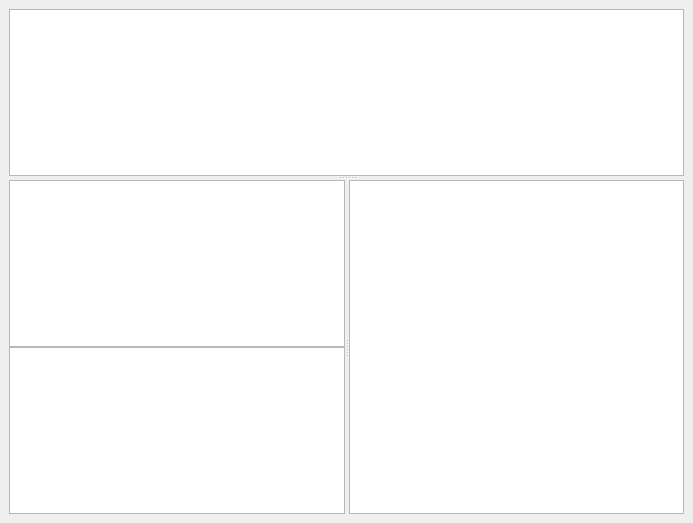
Old version of the form src/revsview.ui in the repository tibirna/qgit.
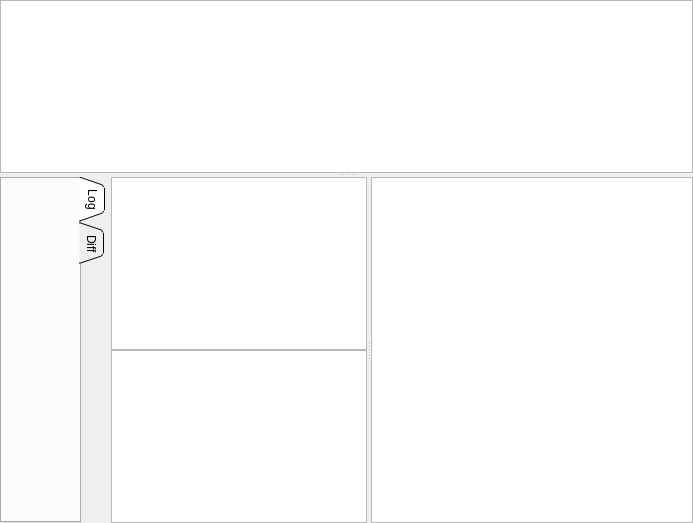
New version of the form. Custom widgets are drawn as their Qt base class.

Commit message:
Add a tab widget to log/diff pane
Just add infrastructure, tab widget is still hidden.

Diff of the .ui file:
```diff
--- a/src/revsview.ui
+++ b/src/revsview.ui
@@ -14,10 +14,10 @@
   </property>
   <layout class="QHBoxLayout" >
    <property name="margin" >
-    <number>9</number>
+    <number>0</number>
    </property>
    <property name="spacing" >
-    <number>6</number>
+    <number>0</number>
    </property>
    <item>
     <widget class="QSplitter" name="horizontalSplitter" >
@@ -54,6 +54,38 @@
       <property name="orientation" >
        <enum>Qt::Horizontal</enum>
       </property>
+      <widget class="QWidget" name="layoutWidget" >
+       <layout class="QHBoxLayout" >
+        <property name="margin" >
+         <number>0</number>
+        </property>
+        <property name="spacing" >
+         <number>6</number>
+        </property>
+        <item>
+         <widget class="QTabWidget" name="LogDiffTab" >
+          <property name="tabPosition" >
+           <enum>QTabWidget::East</enum>
+          </property>
+          <property name="tabShape" >
+           <enum>QTabWidget::Triangular</enum>
+          </property>
+          <property name="currentIndex" >
+           <number>0</number>
+          </property>
+          <widget class="QWidget" name="Log" >
+           <attribute name="title" >
+            <string>Log</string>
+           </attribute>
+          </widget>
+          <widget class="QWidget" name="Diff" >
+           <attribute name="title" >
+            <string>Diff</string>
+           </attribute>
+          </widget>
+         </widget>
+        </item>
+        <item>
       <widget class="QFrame" name="LogDiffFrame" >
        <property name="frameShape" >
         <enum>QFrame::NoFrame</enum>
@@ -100,6 +132,9 @@
            </widget>
           </item>
          </layout>
+           </item>
+          </layout>
+         </widget>
         </item>
        </layout>
       </widget>
```
Lines whose indentation alone changed are shown as unchanged. The commit also changes 3 other files.
